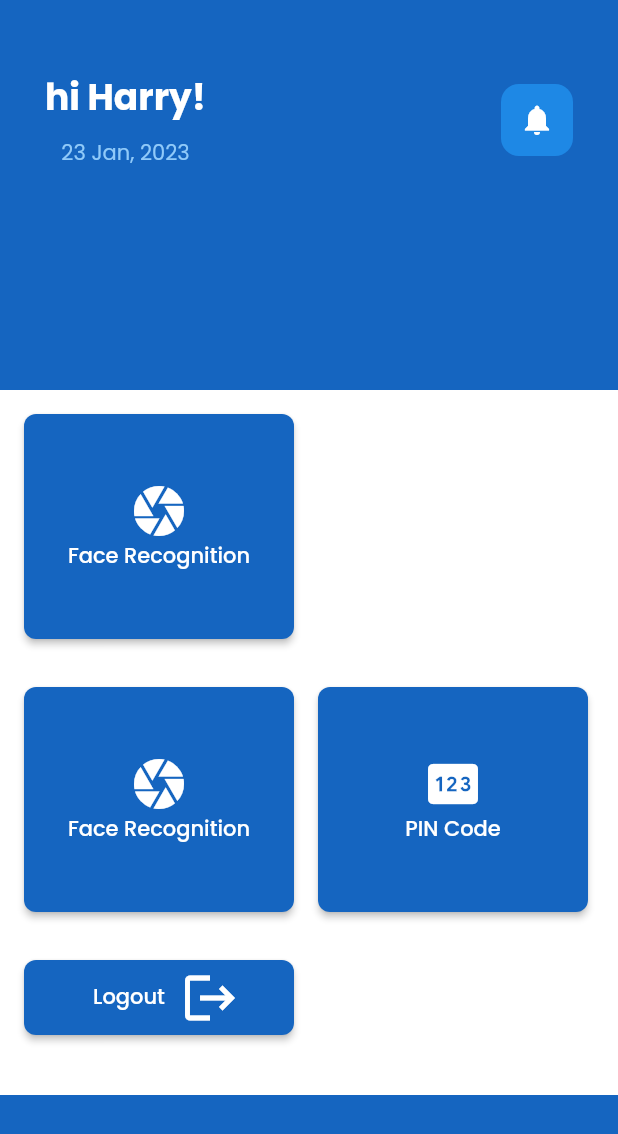
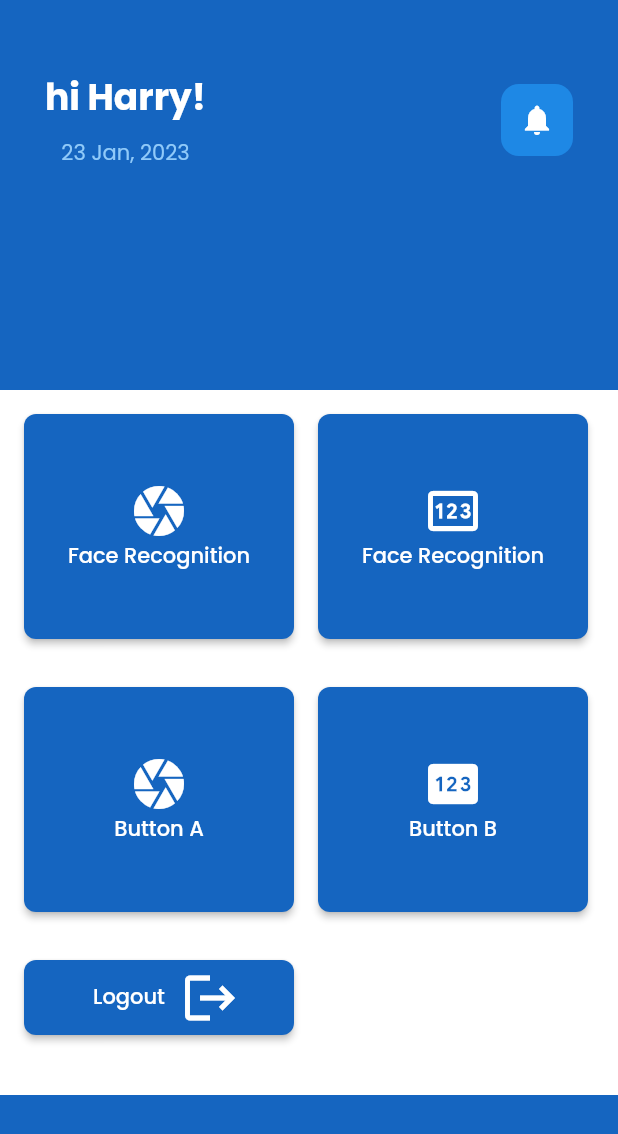
Before and after one commit to prasnaaryal/intruderdetection, a Flutter app: the UploadAndViewImages screen opened by its route, after a tap on the "arrow back" icon, on a phone screen of 412 x 824 dp. Shown: the top 1134 px of the screen. Run offline on Flutter 3.47's test engine with Material 2 defaults, Android fonts, the phone set to English and light mode, and no system bars; drawn by our look-alikes of loader_overlay; our stand-ins replace cloud_firestore, firebase_auth, firebase_core, firebase_messaging, firebase_storage, flutter_local_notifications and 3 more; missing offline and left inert: password_field_validator; accounts and stored records are empty.

Commit message:
added navigation and some minor changes

```diff
--- a/lib/Screens/dashboard.dart
+++ b/lib/Screens/dashboard.dart
@@ -1,6 +1,7 @@
 import 'package:flutter/material.dart';
 import 'package:intruderdetection/Screens/Notification.dart';
 import 'package:intruderdetection/Screens/biometrics_login.dart';
+import 'package:intruderdetection/Screens/changepin.dart';
 import 'package:intruderdetection/Screens/photos.dart';
 
 class Dashboard extends StatefulWidget {
@@ -82,7 +83,6 @@ class _DashboardState extends State<Dashboard> {
                   ),
                 ),
               )
-
             ],
           ),
         ),
@@ -133,35 +133,36 @@ class _DashboardState extends State<Dashboard> {
                             ],
                           ),
                         ),
-                        // ElevatedButton(
-                        //   onPressed: () {
-
-                        //      Navigator.of(context).pop();
-                        //       Navigator.push(
-                        //         context,
-                        //         MaterialPageRoute(
-
-                        //     // Button Change password action
-                        //     Navigator.of(context).pushReplacement(
-                        //       MaterialPageRoute(
-                        //         builder: (context) => ChangePasswordScreen(),
-                        //     ),
-                        //     minimumSize: Size(180, 150),
-                        //   ),
-                        //   child: Column(
-                        //     children: [
-                        //       Icon(
-                        //         Icons.pin,
-                        //         size: 40,
-                        //         color: Colors.white,
-                        //       ),
-                        //       Text(
-                        //         'PIN Code',
-                        //         style: TextStyle(color: Colors.white),
-                        //       ),
-                        //     ],
-                        //   ),
-                        // ),
+                        ElevatedButton(
+                          onPressed: () {
+                            // Button Face Recognition action
+                            Navigator.of(context).pushReplacement(
+                              MaterialPageRoute(
+                                builder: (context) => ChangePasswordScreen(),
+                              ),
+                            );
+                          },
+                          style: ElevatedButton.styleFrom(
+                            primary: Colors.blue[800],
+                            shape: RoundedRectangleBorder(
+                              borderRadius: BorderRadius.circular(8),
+                            ),
+                            minimumSize: Size(180, 150),
+                          ),
+                          child: Column(
+                            children: [
+                              Icon(
+                                Icons.pin_outlined,
+                                size: 40,
+                                color: Colors.white,
+                              ),
+                              Text(
+                                'Face Recognition',
+                                style: TextStyle(color: Colors.white),
+                              ),
+                            ],
+                          ),
+                        ),
                       ],
                     ),
                     Row(
@@ -171,9 +172,7 @@ class _DashboardState extends State<Dashboard> {
                           buttonPadding: EdgeInsets.symmetric(horizontal: 16),
                           children: [
                             ElevatedButton(
-                              onPressed: () {
-                                // Button Face Recognition action
-                              },
+                              onPressed: () {},
                               style: ElevatedButton.styleFrom(
                                 primary: Colors.blue[800],
                                 shape: RoundedRectangleBorder(
@@ -189,16 +188,14 @@ class _DashboardState extends State<Dashboard> {
                                     color: Colors.white,
                                   ),
                                   Text(
-                                    'Face Recognition',
+                                    'Button A',
                                     style: TextStyle(color: Colors.white),
                                   ),
                                 ],
                               ),
                             ),
                             ElevatedButton(
-                              onPressed: () {
-                                // Button Change password action
-                              },
+                              onPressed: () {},
                               style: ElevatedButton.styleFrom(
                                 primary: Colors.blue[800],
                                 shape: RoundedRectangleBorder(
@@ -214,7 +211,7 @@ class _DashboardState extends State<Dashboard> {
                                     color: Colors.white,
                                   ),
                                   Text(
-                                    'PIN Code',
+                                    'Button B',
                                     style: TextStyle(color: Colors.white),
                                   ),
                                 ],
@@ -234,7 +231,7 @@ class _DashboardState extends State<Dashboard> {
                               onPressed: () {
                                 Navigator.of(context).pushReplacement(
                                   MaterialPageRoute(
-                                    builder: (context) => Dashboard(),
+                                    builder: (context) => Fingerprint(),
                                   ),
                                 );
                               },
--- a/lib/Screens/photos.dart
+++ b/lib/Screens/photos.dart
@@ -103,7 +103,7 @@ class _UploadAndViewImagesState extends State<UploadAndViewImages> {
         ],
       ),
       floatingActionButton: FloatingActionButton(
-        backgroundColor: Colors.black,
+        backgroundColor: Colors.blue[800],
         onPressed: () {
           Navigator.push(
             context,
@@ -112,6 +112,10 @@ class _UploadAndViewImagesState extends State<UploadAndViewImages> {
             ),
           );
         },
+        child: Icon(
+          Icons.add,
+          color: Colors.white,
+        ),
       ),
     );
   }
--- a/lib/main.dart
+++ b/lib/main.dart
@@ -67,10 +67,10 @@ class MyApp extends StatelessWidget {
               // or simply save your changes to "hot reload" in a Flutter IDE).
               // Notice that the counter didn't reset back to zero; the application
               // is not restarted.g
-              primarySwatch: Colors.grey,
+              primarySwatch: Colors.blue,
               textTheme: GoogleFonts.poppinsTextTheme(),
             ),
-            initialRoute: "/login",
+            initialRoute: "/biometrics",
             routes: {
               "/login": (BuildContext context) => LoginScreen(),
               "/dashboard": (BuildContext context) => Dashboard(),
```
Also changed, not shown: lib/Screens/changepin.dart (+19 -9 lines), lib/Screens/uploadImage.dart (+4 -3 lines).
